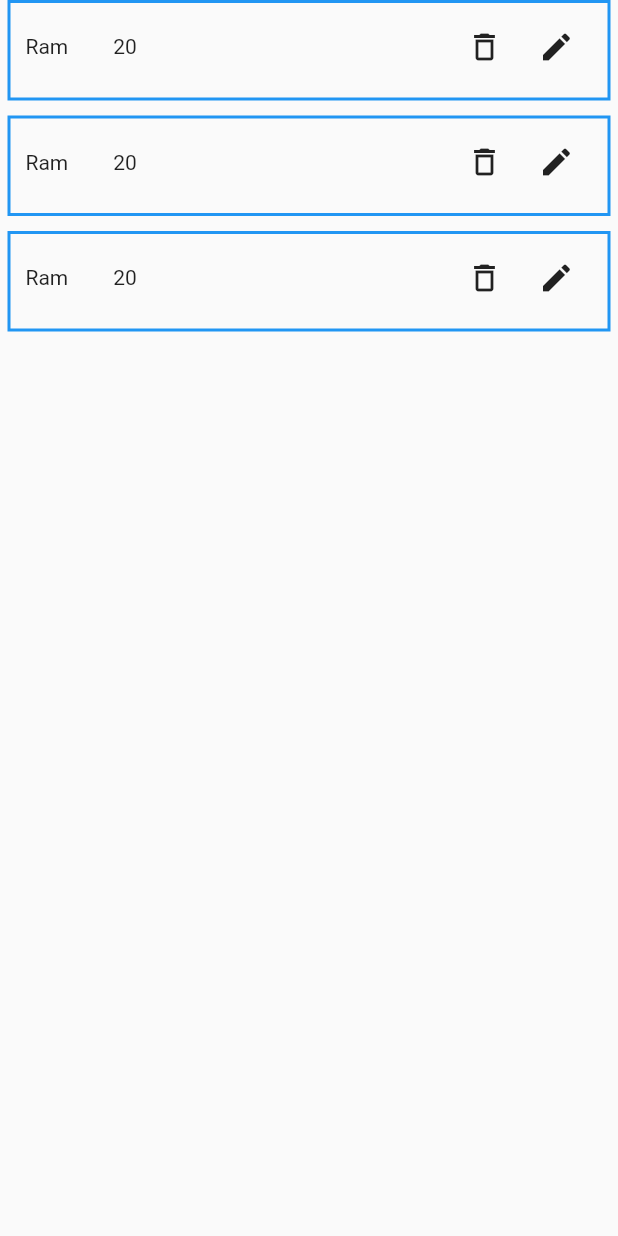
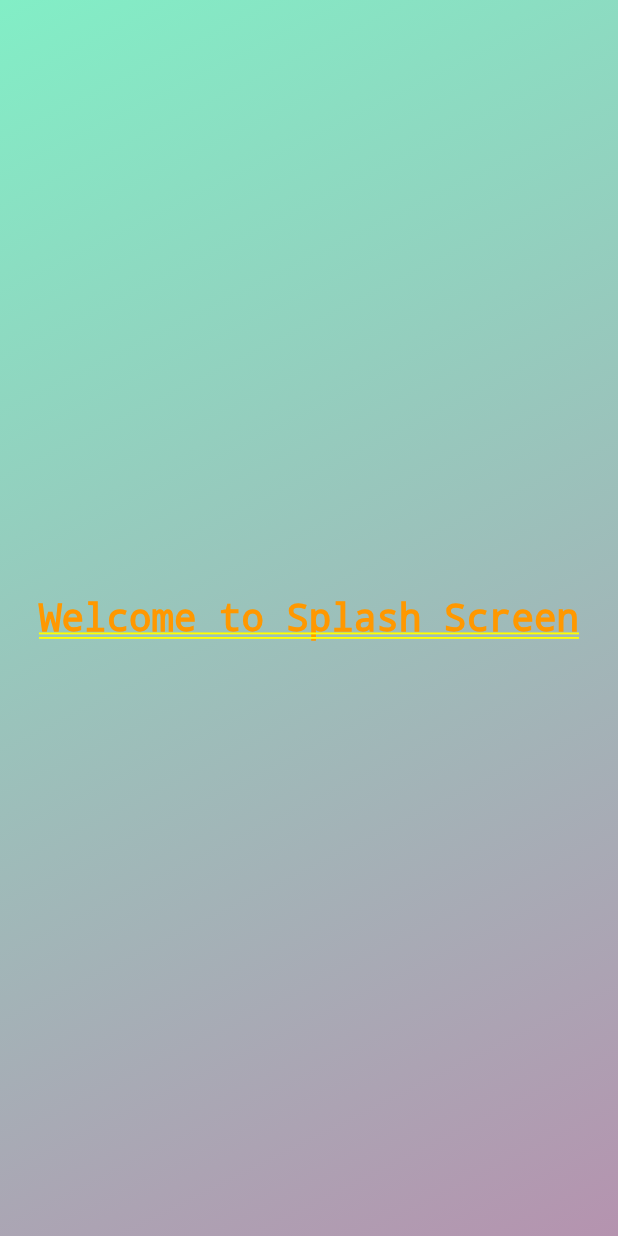
Before and after one commit to tirupathirao0201/Flutter_Assign_04_UsersList, a Flutter app: the first screen one second after launch, on a phone screen of 412 x 824 dp. Run offline on Flutter 3.47's test engine with Material 2 defaults, Android fonts, the phone set to English and light mode, and no system bars.

Commit message:
feat:providers-delete-splash

```diff
--- a/lib/main.dart
+++ b/lib/main.dart
@@ -1,9 +1,13 @@
 import 'package:flutter/material.dart';
-import 'package:peopleinfo/user_interfaces/homepage.dart';
-import 'package:peopleinfo/user_interfaces/list_of_people.dart';
+import 'package:peopleinfo/providers/people_list.dart';
+import 'package:peopleinfo/user_interfaces/splash_screen.dart';
+import 'package:provider/provider.dart';
 
 void main() {
-  runApp(const MyApp());
+  runApp(ChangeNotifierProvider(
+    create: (context) => PeopleList(),
+    child: const MyApp(),
+  ));
 }
 
 class MyApp extends StatelessWidget {
@@ -12,14 +16,10 @@ class MyApp extends StatelessWidget {
   // This widget is the root of your application.
   @override
   Widget build(BuildContext context) {
-    return MaterialApp(
+    return const MaterialApp(
       title: 'People Info',
-      initialRoute: '/list',
-      routes: {
-        '/': (context) => UserInput(),
-        '/list': (context) => const ListOfPeople()
-      },
       debugShowCheckedModeBanner: false,
+      home: SplashScreen(),
     );
   }
 }
--- a/lib/routes/routes.dart
+++ /dev/null
@@ -1 +0,0 @@
-import 'package:flutter/material.dart';
--- /dev/null
+++ b/lib/user_interfaces/splash_screen.dart
@@ -0,0 +1,42 @@
+import 'dart:async';
+
+import 'package:flutter/material.dart';
+import 'package:peopleinfo/user_interfaces/homepage.dart';
+
+class SplashScreen extends StatefulWidget {
+  const SplashScreen({super.key});
+
+  @override
+  State<SplashScreen> createState() => _SplashScreenState();
+}
+
+class _SplashScreenState extends State<SplashScreen> {
+  @override
+  void initState() {
+    super.initState();
+    Timer(
+        const Duration(seconds: 3),
+        () => Navigator.pushReplacement(
+            context, MaterialPageRoute(builder: (context) => UserInput())));
+  }
+
+  @override
+  Widget build(BuildContext context) {
+    return Container(
+      decoration: const BoxDecoration(
+          gradient: LinearGradient(
+              begin: Alignment.topLeft,
+              end: Alignment.bottomRight,
+              colors: [
+            Color.fromARGB(255, 130, 238, 198),
+            Color.fromARGB(255, 181, 147, 175),
+          ])),
+      child: const Center(
+        child: Text(
+          "Welcome to Splash Screen",
+          style: TextStyle(fontSize: 25, color: Colors.orange),
+        ),
+      ),
+    );
+  }
+}
--- a/pubspec.yaml
+++ b/pubspec.yaml
@@ -30,6 +30,7 @@ environment:
 dependencies:
   flutter:
     sdk: flutter
+  provider: ^6.0.5
 
 
   # The following adds the Cupertino Icons font to your application.
```
Also changed, not shown: lib/common_widgets/user_details_card.dart (+17 -3 lines), lib/providers/people_list.dart (added, +22 -0 lines), lib/user_interfaces/homepage.dart (+14 -2 lines), lib/user_interfaces/list_of_people.dart (+34 -12 lines), pubspec.lock, 5 other files.
